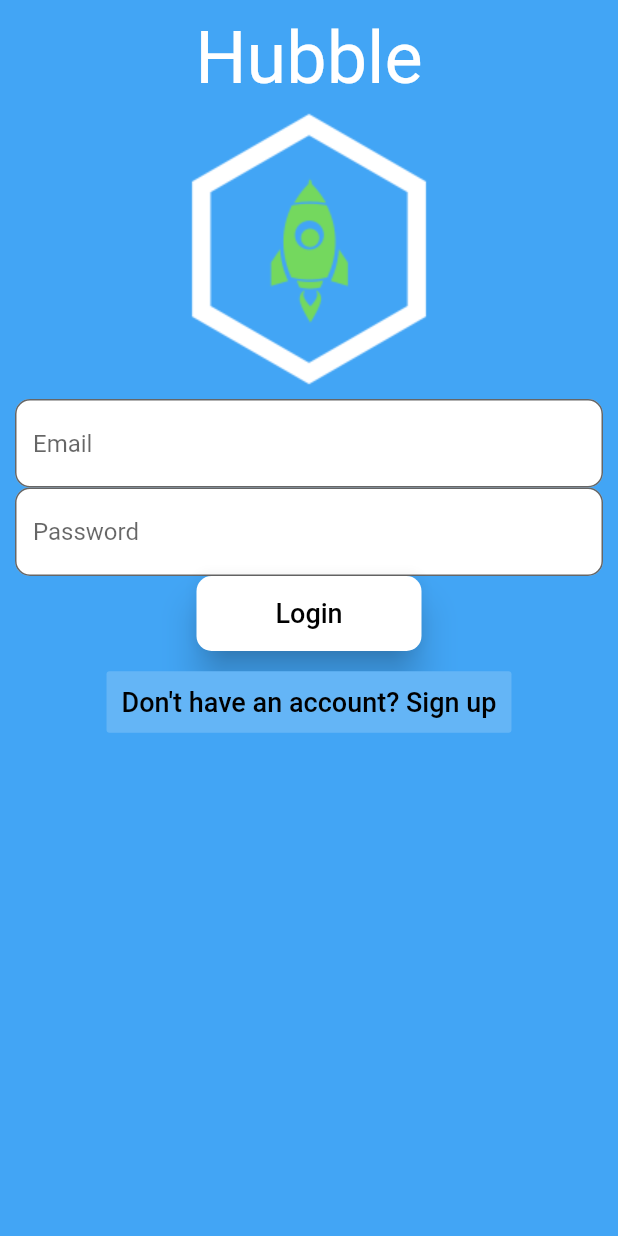
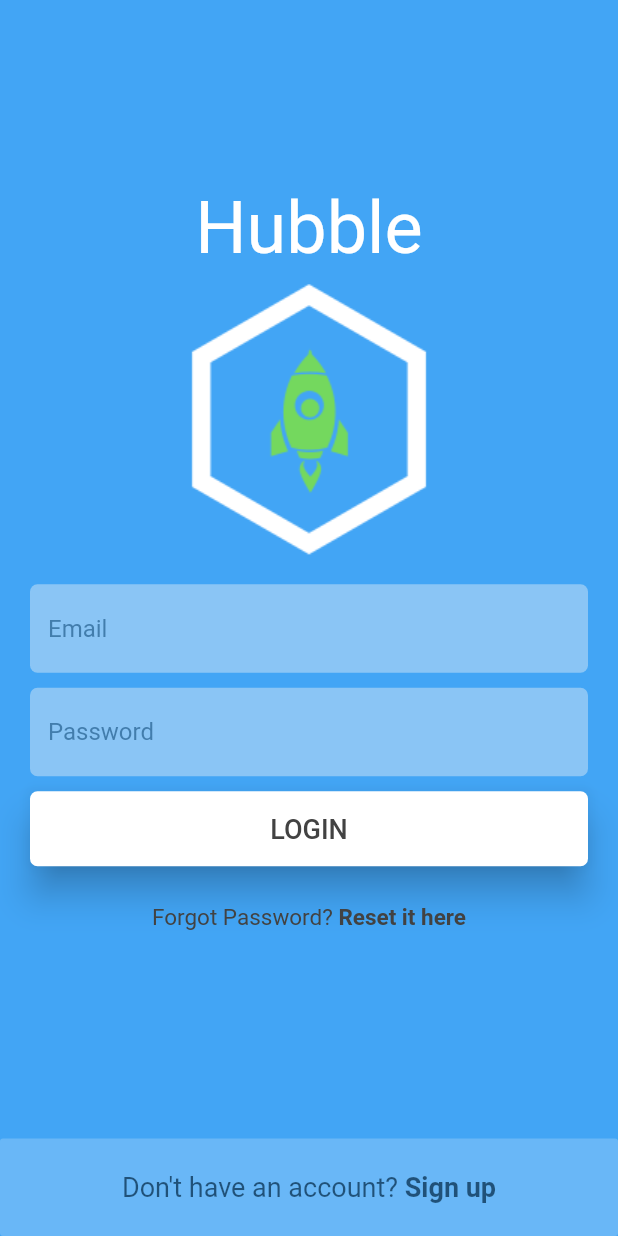
Before and after one commit to tejasvedantham/Hubble, a Flutter app: the screen it shows after launch, on a phone screen of 412 x 824 dp. Run offline on Flutter 3.47's test engine with Material 2 defaults, Android fonts, the phone set to English and light mode, and no system bars; our stand-ins replace settings_ui.

Commit message:
Added to login UI

```diff
--- a/lib/ui/login.dart
+++ b/lib/ui/login.dart
@@ -24,59 +24,115 @@ class LoginWidget extends StatelessWidget {
       backgroundColor: Colors.blue[400],
       body: Column(
         children: [
-          Container(
-            margin: EdgeInsets.all(10),
+          Expanded(
+            child: Container(
+              margin: EdgeInsets.all(20),
               child: Column(
                 mainAxisAlignment: MainAxisAlignment.center,
                 crossAxisAlignment: CrossAxisAlignment.center,
                 children: [
                   Text("Hubble", style: TextStyle(color: Colors.white, fontSize: 48)),
                   Image.asset('assets/logo.png'),
-                TextField(
+                  Container(
+                    margin: EdgeInsets.fromLTRB(0, 10, 0, 10),
+                    child: Opacity(
+                      opacity: 0.4,
+                      child: TextField(
                         decoration: InputDecoration(
-                    fillColor: Colors.white,
+                          fillColor: Colors.grey[100],
                           filled: true,
                           hintText: 'Email',
+                          hintStyle: TextStyle(color: Colors.grey[800]),
                           border: OutlineInputBorder(
-                      borderRadius: BorderRadius.circular(10)
+                            borderRadius: BorderRadius.circular(5),
+                            borderSide: BorderSide.none
                           )
                         ),
                       ),
-                TextField(
+                    ),
+                  ),
+                  Container(
+                    margin: EdgeInsets.fromLTRB(0, 0, 0, 10),
+                    child: Opacity(
+                      opacity: 0.4,
+                      child: TextField(
                         decoration: InputDecoration(
-                    fillColor: Colors.white,
+                          fillColor: Colors.grey[100],
                           filled: true,
                           hintText: 'Password',
+                            hintStyle: TextStyle(color: Colors.grey[800]),
                           border: OutlineInputBorder(
-                      borderRadius: BorderRadius.circular(10)
+                            borderRadius: BorderRadius.circular(5),
+                            borderSide: BorderSide.none
                           )
                         ),
                       ),
+                    ),
+                  ),
                   ButtonTheme(
-                  minWidth: 150,
+                    minWidth: MediaQuery.of(context).size.width,
                     height: 50,
                     child: RaisedButton(
                       elevation: 10,
                       color: Colors.white,
                       padding: EdgeInsets.all(10),
                       shape: RoundedRectangleBorder(
-                      borderRadius: BorderRadius.circular(10)
+                        borderRadius: BorderRadius.circular(5)
                       ),
                       onPressed: () {},
-                    child: Text("Login", style: TextStyle(color: Colors.black, fontSize: 18)),
+                      child: Text("LOGIN", style: TextStyle(color: Colors.grey[800], fontSize: 18)),
                     )
                   ),
+                  Container(
+                    margin: EdgeInsets.fromLTRB(0, 10, 0, 0),
+                    child: FlatButton(
+                      onPressed: () {},
+                      child: RichText(
+                        text: new TextSpan(
+                          // Note: Styles for TextSpans must be explicitly defined.
+                          // Child text spans will inherit styles from parent
+                          style: new TextStyle(
+                            fontSize: 15.0,
+                            color: Colors.grey[800],
+                          ),
+                          children: <TextSpan>[
+                            new TextSpan(text: "Forgot Password? "),
+                            new TextSpan(text: 'Reset it here', style: new TextStyle(fontWeight: FontWeight.bold)),
                           ],
+                        ),
+                      ),
+                    ),
+                  )
+                ],
+              ),
             ),
           ),
           Align(
             alignment: Alignment.bottomCenter,
             child: Container(
+              child: Opacity(
+                opacity: 0.5,
                 child: FlatButton(
+                  minWidth: MediaQuery.of(context).size.width,
+                  height: 65,
                   onPressed: () {},
-                color: Colors.blue[300],
+                  color: Colors.blue[200],
                   padding: EdgeInsets.all(10),
-                child: Text("Don't have an account? Sign up", style: TextStyle(color: Colors.black, fontSize: 18)),
+                  child: RichText(
+                    text: new TextSpan(
+                      // Note: Styles for TextSpans must be explicitly defined.
+                      // Child text spans will inherit styles from parent
+                      style: new TextStyle(
+                        fontSize: 18.0,
+                        color: Colors.black,
+                      ),
+                      children: <TextSpan>[
+                        new TextSpan(text: "Don't have an account? "),
+                        new TextSpan(text: 'Sign up', style: new TextStyle(fontWeight: FontWeight.bold)),
+                      ],
+                    ),
+                  ),
+                ),
               ),
             ),
           )
```
Lines whose indentation alone changed are shown as unchanged.
